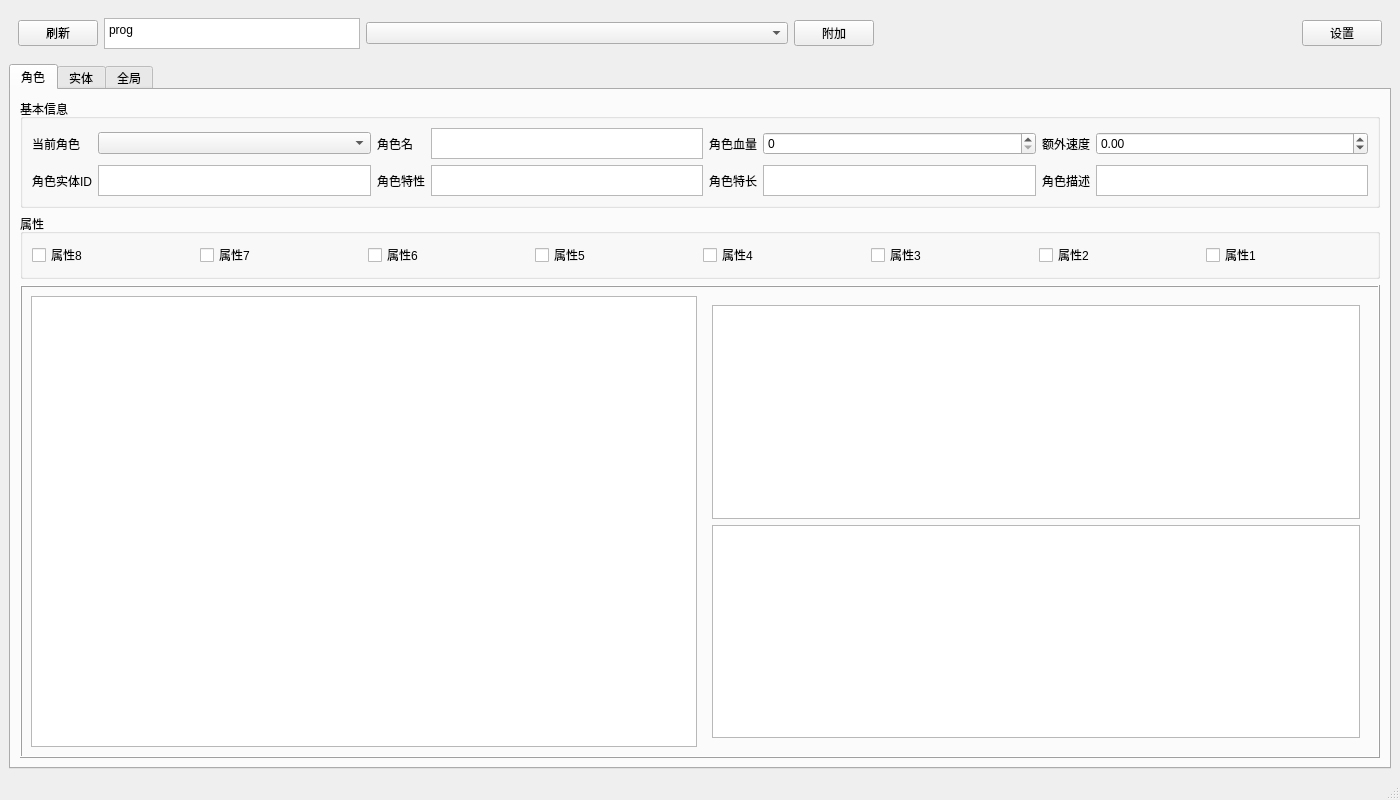
That-is-good/DR2CDebugTool, file mainwindow.ui: the form before one commit.
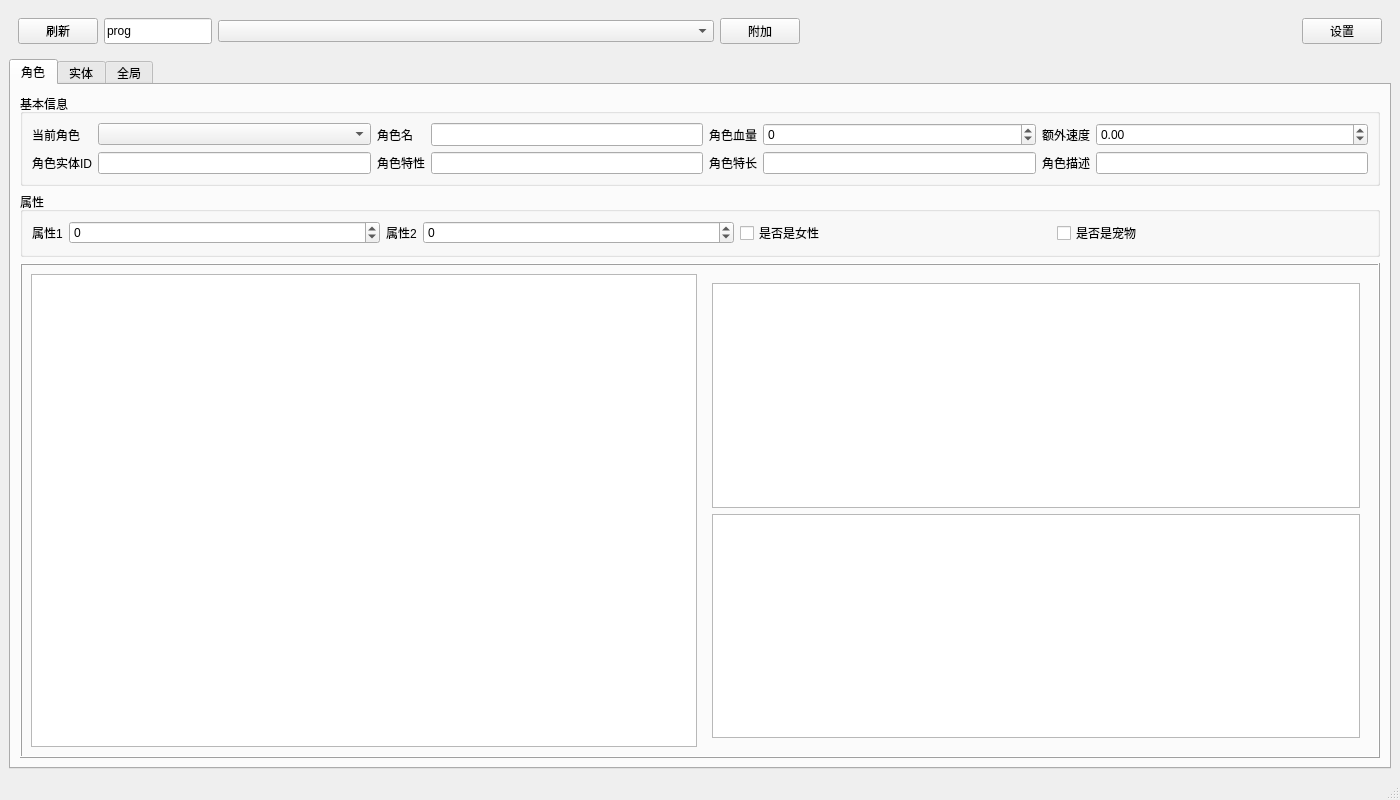
The form after the commit.

The edit to the form file:
```diff
--- a/mainwindow.ui
+++ b/mainwindow.ui
@@ -38,23 +38,14 @@
         </widget>
        </item>
        <item>
-        <widget class="QPlainTextEdit" name="filterProcessText">
+        <widget class="QLineEdit" name="filterProcessText">
          <property name="sizePolicy">
-          <sizepolicy hsizetype="Fixed" vsizetype="Fixed">
+          <sizepolicy hsizetype="Preferred" vsizetype="Expanding">
            <horstretch>0</horstretch>
            <verstretch>0</verstretch>
           </sizepolicy>
          </property>
-         <property name="maximumSize">
-          <size>
-           <width>16777215</width>
-           <height>31</height>
-          </size>
-         </property>
-         <property name="layoutDirection">
-          <enum>Qt::LayoutDirection::LeftToRight</enum>
-         </property>
-         <property name="plainText">
+         <property name="text">
           <string>prog</string>
          </property>
         </widget>
@@ -127,156 +118,129 @@
            <string>基本信息</string>
           </property>
           <layout class="QGridLayout" name="gridLayout_2">
-           <item row="1" column="1">
-            <widget class="QPlainTextEdit" name="charaThingplainTextEdit">
-             <property name="sizePolicy">
-              <sizepolicy hsizetype="Expanding" vsizetype="Fixed">
-               <horstretch>0</horstretch>
-               <verstretch>0</verstretch>
-              </sizepolicy>
-             </property>
-             <property name="maximumSize">
-              <size>
-               <width>16777215</width>
-               <height>31</height>
-              </size>
-             </property>
-             <property name="readOnly">
-              <bool>true</bool>
-             </property>
-            </widget>
-           </item>
-           <item row="1" column="2">
-            <widget class="QLabel" name="charaPerkLabel">
-             <property name="text">
-              <string>角色特性</string>
-             </property>
-            </widget>
-           </item>
-           <item row="0" column="1">
-            <widget class="QComboBox" name="charaSelcomboBox"/>
-           </item>
-           <item row="0" column="3">
-            <widget class="QPlainTextEdit" name="charaNameplainTextEdit">
-             <property name="sizePolicy">
-              <sizepolicy hsizetype="Expanding" vsizetype="Fixed">
-               <horstretch>0</horstretch>
-               <verstretch>0</verstretch>
-              </sizepolicy>
-             </property>
-             <property name="maximumSize">
-              <size>
-               <width>16777215</width>
-               <height>31</height>
-              </size>
-             </property>
-            </widget>
-           </item>
-           <item row="0" column="2">
-            <widget class="QLabel" name="charaNameLabel">
-             <property name="text">
-              <string>角色名</string>
-             </property>
-            </widget>
-           </item>
            <item row="0" column="5">
-            <widget class="QSpinBox" name="charaHpspinBox">
-             <property name="maximum">
-              <number>65535</number>
-             </property>
-            </widget>
-           </item>
-           <item row="0" column="0">
-            <widget class="QLabel" name="charaSelLabel">
-             <property name="text">
-              <string>当前角色</string>
-             </property>
-            </widget>
-           </item>
-           <item row="0" column="4">
             <widget class="QLabel" name="charaHpLabel">
              <property name="text">
               <string>角色血量</string>
              </property>
             </widget>
            </item>
-           <item row="1" column="3">
-            <widget class="QPlainTextEdit" name="charaPerkplainTextEdit">
-             <property name="sizePolicy">
-              <sizepolicy hsizetype="Expanding" vsizetype="Fixed">
-               <horstretch>0</horstretch>
-               <verstretch>0</verstretch>
-              </sizepolicy>
-             </property>
-             <property name="maximumSize">
-              <size>
-               <width>16777215</width>
-               <height>31</height>
-              </size>
-             </property>
-            </widget>
-           </item>
-           <item row="1" column="0">
-            <widget class="QLabel" name="charaThingLabel">
+           <item row="0" column="0">
+            <widget class="QLabel" name="charaSelLabel">
              <property name="text">
-              <string>角色实体ID</string>
-             </property>
-            </widget>
-           </item>
-           <item row="0" column="6">
-            <widget class="QLabel" name="charaSpeedLabel">
-             <property name="text">
-              <string>额外速度</string>
-             </property>
-            </widget>
-           </item>
-           <item row="1" column="5">
-            <widget class="QPlainTextEdit" name="charaTraitplainTextEdit">
-             <property name="sizePolicy">
-              <sizepolicy hsizetype="Expanding" vsizetype="Fixed">
-               <horstretch>0</horstretch>
-               <verstretch>0</verstretch>
-              </sizepolicy>
-             </property>
-             <property name="maximumSize">
-              <size>
-               <width>16777215</width>
-               <height>31</height>
-              </size>
+              <string>当前角色</string>
              </property>
             </widget>
            </item>
            <item row="1" column="4">
+            <widget class="QLineEdit" name="charaPerkplainTextEdit">
+             <property name="sizePolicy">
+              <sizepolicy hsizetype="Expanding" vsizetype="Expanding">
+               <horstretch>0</horstretch>
+               <verstretch>0</verstretch>
+              </sizepolicy>
+             </property>
+            </widget>
+           </item>
+           <item row="1" column="5">
             <widget class="QLabel" name="charaTraitLabel">
              <property name="text">
               <string>角色特长</string>
              </property>
             </widget>
            </item>
+           <item row="0" column="3">
+            <widget class="QLabel" name="charaNameLabel">
+             <property name="text">
+              <string>角色名</string>
+             </property>
+            </widget>
+           </item>
+           <item row="1" column="0">
+            <widget class="QLabel" name="charaThingLabel">
+             <property name="text">
+              <string>角色实体ID</string>
+             </property>
+            </widget>
+           </item>
+           <item row="0" column="4">
+            <widget class="QLineEdit" name="charaNameplainTextEdit">
+             <property name="sizePolicy">
+              <sizepolicy hsizetype="Expanding" vsizetype="Expanding">
+               <horstretch>0</horstretch>
+               <verstretch>0</verstretch>
+              </sizepolicy>
+             </property>
+            </widget>
+           </item>
+           <item row="1" column="1">
+            <widget class="QLineEdit" name="charaThingplainTextEdit">
+             <property name="sizePolicy">
+              <sizepolicy hsizetype="Expanding" vsizetype="Expanding">
+               <horstretch>0</horstretch>
+               <verstretch>0</verstretch>
+              </sizepolicy>
+             </property>
+             <property name="readOnly">
+              <bool>true</bool>
+             </property>
+            </widget>
+           </item>
            <item row="1" column="6">
+            <widget class="QLineEdit" name="charaTraitplainTextEdit">
+             <property name="sizePolicy">
+              <sizepolicy hsizetype="Expanding" vsizetype="Expanding">
+               <horstretch>0</horstretch>
+               <verstretch>0</verstretch>
+              </sizepolicy>
+             </property>
+            </widget>
+           </item>
+           <item row="1" column="8">
             <widget class="QLabel" name="charaDescLabel">
              <property name="text">
               <string>角色描述</string>
              </property>
             </widget>
            </item>
-           <item row="1" column="7">
-            <widget class="QPlainTextEdit" name="charaDescplainTextEdit">
+           <item row="1" column="3">
+            <widget class="QLabel" name="charaPerkLabel">
+             <property name="text">
+              <string>角色特性</string>
+             </property>
+            </widget>
+           </item>
+           <item row="0" column="8">
+            <widget class="QLabel" name="charaSpeedLabel">
+             <property name="text">
+              <string>额外速度</string>
+             </property>
+            </widget>
+           </item>
+           <item row="1" column="9">
+            <widget class="QLineEdit" name="charaDescplainTextEdit">
              <property name="sizePolicy">
-              <sizepolicy hsizetype="Expanding" vsizetype="Fixed">
+              <sizepolicy hsizetype="Expanding" vsizetype="Expanding">
                <horstretch>0</horstretch>
                <verstretch>0</verstretch>
               </sizepolicy>
              </property>
-             <property name="maximumSize">
-              <size>
-               <width>16777215</width>
-               <height>31</height>
-              </size>
+            </widget>
+           </item>
+           <item row="0" column="1">
+            <widget class="QComboBox" name="charaSelcomboBox"/>
+           </item>
+           <item row="0" column="6">
+            <widget class="QSpinBox" name="charaHpspinBox">
+             <property name="minimum">
+              <number>-2147483648</number>
              </property>
+             <property name="maximum">
+              <number>65535</number>
+             </property>
             </widget>
            </item>
-           <item row="0" column="7">
+           <item row="0" column="9">
             <widget class="QDoubleSpinBox" name="charaSpeeddoubleSpinBox">
              <property name="minimum">
               <double>-65535.000000000000000</double>
@@ -296,61 +260,83 @@
           </property>
           <layout class="QHBoxLayout" name="horizontalLayout_4">
            <item>
-            <widget class="QCheckBox" name="charaStatuscheckBox128">
-             <property name="text">
-              <string>属性8</string>
+            <widget class="QLabel" name="charaStatus1Label">
+             <property name="sizePolicy">
+              <sizepolicy hsizetype="Fixed" vsizetype="Preferred">
+               <horstretch>0</horstretch>
+               <verstretch>0</verstretch>
+              </sizepolicy>
              </property>
-            </widget>
-           </item>
-           <item>
-            <widget class="QCheckBox" name="charaStatuscheckBox064">
-             <property name="text">
-              <string>属性7</string>
-             </property>
-            </widget>
-           </item>
-           <item>
-            <widget class="QCheckBox" name="charaStatuscheckBox032">
-             <property name="text">
-              <string>属性6</string>
-             </property>
-            </widget>
-           </item>
-           <item>
-            <widget class="QCheckBox" name="charaStatuscheckBox016">
-             <property name="text">
-              <string>属性5</string>
-             </property>
-            </widget>
-           </item>
-           <item>
-            <widget class="QCheckBox" name="charaStatuscheckBox008">
-             <property name="text">
-              <string>属性4</string>
-             </property>
-            </widget>
-           </item>
-           <item>
-            <widget class="QCheckBox" name="charaStatuscheckBox004">
-             <property name="text">
-              <string>属性3</string>
-             </property>
-            </widget>
-           </item>
-           <item>
-            <widget class="QCheckBox" name="charaStatuscheckBox002">
-             <property name="text">
-              <string>属性2</string>
-             </property>
-            </widget>
-           </item>
-           <item>
-            <widget class="QCheckBox" name="charaStatuscheckBox001">
              <property name="text">
               <string>属性1</string>
              </property>
             </widget>
            </item>
+           <item>
+            <widget class="QSpinBox" name="charaStatus1spinBox">
+             <property name="minimum">
+              <number>-2147483648</number>
+             </property>
+             <property name="maximum">
+              <number>2147483647</number>
+             </property>
+             <property name="singleStep">
+              <number>2</number>
+             </property>
+             <property name="stepType">
+              <enum>QAbstractSpinBox::StepType::DefaultStepType</enum>
+             </property>
+             <property name="value">
+              <number>0</number>
+             </property>
+             <property name="displayIntegerBase">
+              <number>2</number>
+             </property>
+            </widget>
+           </item>
+           <item>
+            <widget class="QLabel" name="charaStatus2Label">
+             <property name="sizePolicy">
+              <sizepolicy hsizetype="Fixed" vsizetype="Preferred">
+               <horstretch>0</horstretch>
+               <verstretch>0</verstretch>
+              </sizepolicy>
+             </property>
+             <property name="text">
+              <string>属性2</string>
+             </property>
+            </widget>
+           </item>
+           <item>
+            <widget class="QSpinBox" name="charaStatus2spinBox">
+             <property name="minimum">
+              <number>-2147483648</number>
+             </property>
+             <property name="maximum">
+              <number>2147483647</number>
+             </property>
+             <property name="singleStep">
+              <number>2</number>
+             </property>
+             <property name="displayIntegerBase">
+              <number>2</number>
+             </property>
+            </widget>
+           </item>
+           <item>
+            <widget class="QCheckBox" name="charaFemalecheckBox">
+             <property name="text">
+              <string>是否是女性</string>
+             </property>
+            </widget>
+           </item>
+           <item>
+            <widget class="QCheckBox" name="charaPetcheckBox">
+             <property name="text">
+              <string>是否是宠物</string>
+             </property>
+            </widget>
+           </item>
           </layout>
          </widget>
         </item>
```
Left out of the diff: 315 changed lines with no effect on the pictures.
